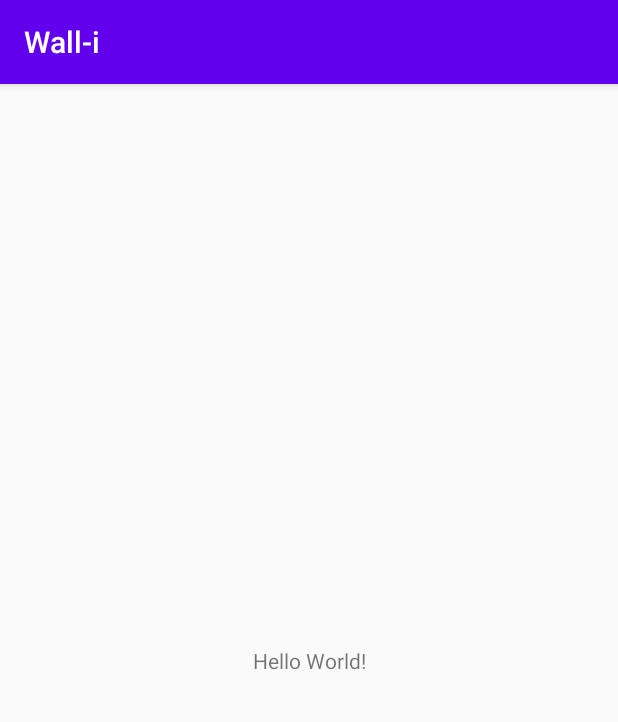
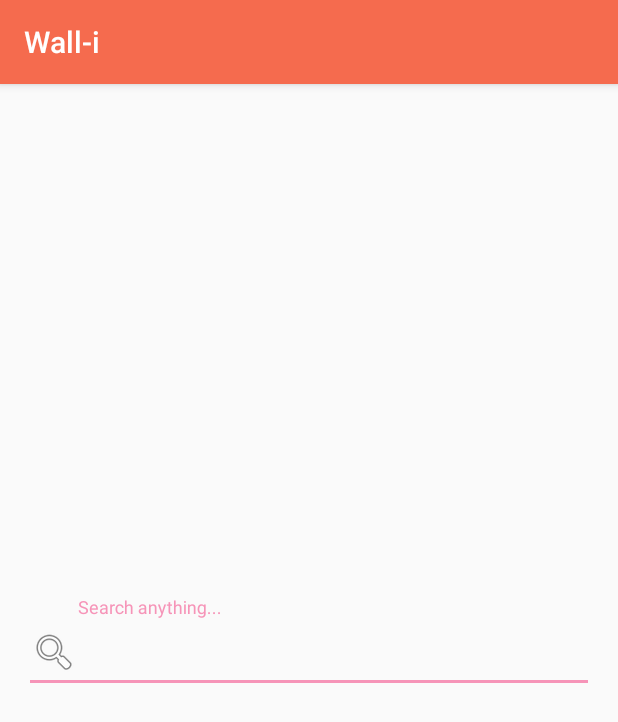
Before and after one commit to hiashutoshsingh/Wallpaper, an Android app: the screen it shows after launch (MainActivity), on a phone screen of 412 x 824 dp. Shown: the top 722 px of the screen. Run offline under Robolectric (Android 15) with nearby library versions, the phone set to English and light mode, and no system bars.

Commit message:
search ui screen

```diff
--- a/app/build.gradle
+++ b/app/build.gradle
@@ -31,6 +31,8 @@ dependencies {
     implementation 'androidx.appcompat:appcompat:1.1.0'
     implementation 'androidx.core:core-ktx:1.3.0'
     implementation 'androidx.constraintlayout:constraintlayout:1.1.3'
+    implementation 'androidx.recyclerview:recyclerview:1.1.0'
+    implementation 'com.google.android.material:material:1.1.0'
     testImplementation 'junit:junit:4.12'
     androidTestImplementation 'androidx.test.ext:junit:1.1.1'
     androidTestImplementation 'androidx.test.espresso:espresso-core:3.2.0'
--- a/app/src/main/AndroidManifest.xml
+++ b/app/src/main/AndroidManifest.xml
@@ -10,6 +10,7 @@
         android:label="@string/app_name"
         android:roundIcon="@mipmap/ic_launcher_round"
         android:supportsRtl="true"
+        android:windowSoftInputMode="adjustPan|adjustResize"
         android:theme="@style/AppTheme">
         <activity android:name=".MainActivity">
             <intent-filter>
--- a/app/src/main/java/com/example/wall_i/MainActivity.kt
+++ b/app/src/main/java/com/example/wall_i/MainActivity.kt
@@ -2,11 +2,14 @@ package com.example.wall_i
 
 import androidx.appcompat.app.AppCompatActivity
 import android.os.Bundle
+import android.view.WindowManager
 
 class MainActivity : AppCompatActivity() {
 
     override fun onCreate(savedInstanceState: Bundle?) {
         super.onCreate(savedInstanceState)
         setContentView(R.layout.activity_main)
+        window.setSoftInputMode(WindowManager.LayoutParams.SOFT_INPUT_ADJUST_PAN)
+
     }
 }
--- a/app/src/main/res/layout/activity_main.xml
+++ b/app/src/main/res/layout/activity_main.xml
@@ -6,13 +6,33 @@
     android:layout_height="match_parent"
     tools:context=".MainActivity">
 
-    <TextView
-        android:layout_width="wrap_content"
+    <com.google.android.material.textfield.TextInputLayout
+        android:layout_width="match_parent"
         android:layout_height="wrap_content"
-        android:text="Hello World!"
+        android:layout_marginStart="16dp"
+        android:layout_marginEnd="16dp"
+        android:visibility="visible"
+        app:boxCornerRadiusBottomEnd="5dp"
+        app:boxCornerRadiusTopEnd="5dp"
+        app:boxStrokeWidth="1dp"
+        app:errorEnabled="true"
+        app:hintAnimationEnabled="true"
+        app:hintEnabled="true"
         app:layout_constraintBottom_toBottomOf="parent"
-        app:layout_constraintLeft_toLeftOf="parent"
-        app:layout_constraintRight_toRightOf="parent"
-        app:layout_constraintTop_toTopOf="parent" />
+        app:layout_constraintEnd_toEndOf="parent"
+        app:layout_constraintStart_toStartOf="parent"
+        app:layout_constraintTop_toTopOf="parent"
+        tools:visibility="visible">
 
+        <com.google.android.material.textfield.TextInputEditText
+            android:id="@+id/searchEditText"
+            android:layout_width="match_parent"
+            android:layout_height="wrap_content"
+            android:drawableStart="@android:drawable/ic_menu_search"
+            android:hint="@string/search_anything"
+            android:lines="1"
+            android:singleLine="true"
+            android:textSize="24sp"
+            android:textStyle="normal" />
+    </com.google.android.material.textfield.TextInputLayout>
 </androidx.constraintlayout.widget.ConstraintLayout>
--- a/app/src/main/res/values/colors.xml
+++ b/app/src/main/res/values/colors.xml
@@ -1,6 +1,6 @@
 <?xml version="1.0" encoding="utf-8"?>
 <resources>
-    <color name="colorPrimary">#6200EE</color>
-    <color name="colorPrimaryDark">#3700B3</color>
-    <color name="colorAccent">#03DAC5</color>
+    <color name="colorPrimary">#F56B4E</color>
+    <color name="colorPrimaryDark">#F6401A</color>
+    <color name="colorAccent">#F694B8</color>
 </resources>
--- a/app/src/main/res/values/strings.xml
+++ b/app/src/main/res/values/strings.xml
@@ -1,3 +1,4 @@
 <resources>
     <string name="app_name">Wall-i</string>
+    <string name="search_anything">Search anything...</string>
 </resources>
```
